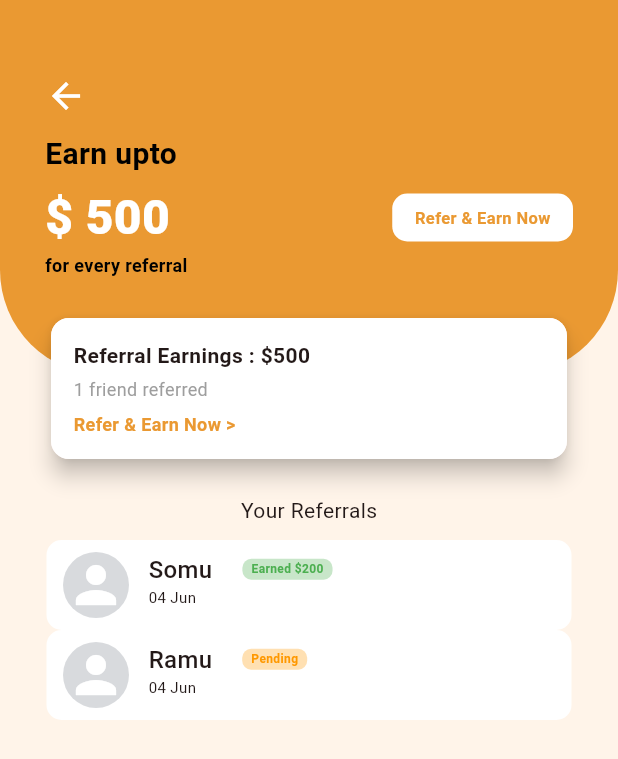
After one commit to KAVYAPUTTU/localSkillConnect, a Flutter app: the ReferalPage screen opened directly, on a phone screen of 412 x 824 dp. The commit adds this screen. Shown: the top 759 px of the screen. Run offline on Flutter 3.47's test engine with Material 3 defaults, Android fonts, the light colour scheme and no system bars; our stand-ins replace another_carousel_pro, smooth_page_indicator.

Commit message:
referal page

```diff
--- a/lib/Screens/Home/home_page.dart
+++ b/lib/Screens/Home/mainscreen/homepage/home_page.dart
@@ -1,5 +1,6 @@
 import 'package:another_carousel_pro/another_carousel_pro.dart';
 import 'package:flutter/material.dart';
+import 'package:localskillconnect/Screens/Home/mainscreen/homepage/referal_page.dart';
 import 'package:localskillconnect/Widgets/requests.dart';
 
 class HomePage extends StatelessWidget {
@@ -225,7 +226,9 @@ class HomePage extends StatelessWidget {
                 SizedBox(
                   height: 30,
                 ),
-                Container(
+                GestureDetector(
+                  onTap: ()=>Navigator.push(context, MaterialPageRoute(builder: (context)=>ReferalPage())),
+                  child: Container(
                     height: 70,
                     width: 350,
                     decoration: BoxDecoration(
@@ -277,6 +280,7 @@ class HomePage extends StatelessWidget {
                           ),
                         )
                       ],
+                    ),
                   ),
                 )
               ],
--- /dev/null
+++ b/lib/Screens/Home/mainscreen/homepage/referal_page.dart
@@ -0,0 +1,243 @@
+import 'package:flutter/material.dart';
+
+class ReferalPage extends StatelessWidget {
+  const ReferalPage({super.key});
+
+  @override
+  Widget build(BuildContext context) {
+    return Scaffold(
+      backgroundColor: const Color(0xFFFFF4E9), // Light background
+      body: SingleChildScrollView(
+        child: Column(
+          children: [
+            Stack(
+              clipBehavior: Clip.none,
+              children: [
+                Container(
+                  height: 250,
+                  width: double.infinity,
+                  decoration: BoxDecoration(
+                    color: Theme.of(context).colorScheme.primary,
+                    borderRadius: const BorderRadius.only(
+                      bottomLeft: Radius.circular(70),
+                      bottomRight: Radius.circular(70),
+                    ),
+                  ),
+                  child: Padding(
+                    padding:
+                        const EdgeInsets.only(top: 50, left: 30, right: 30),
+                    child: Column(
+                      crossAxisAlignment: CrossAxisAlignment.start,
+                      children: [
+                        GestureDetector(
+                          onTap: () => Navigator.pop(context),
+                          child: const Icon(Icons.arrow_back,
+                              size: 28, color: Colors.white),
+                        ),
+                        const SizedBox(height: 10),
+                        const Text(
+                          'Earn upto',
+                          style: TextStyle(
+                            color: Colors.black,
+                            fontSize: 20,
+                            fontWeight: FontWeight.w700,
+                          ),
+                        ),
+                        const SizedBox(height: 5),
+                        Row(
+                          children: [
+                            const Text(
+                              '\$ 500',
+                              style: TextStyle(
+                                color: Colors.white,
+                                fontSize: 32,
+                                fontWeight: FontWeight.w800,
+                              ),
+                            ),
+                            const Spacer(),
+                            Container(
+                              padding: const EdgeInsets.symmetric(
+                                  horizontal: 15, vertical: 8),
+                              decoration: BoxDecoration(
+                                color: Colors.white,
+                                borderRadius: BorderRadius.circular(10),
+                              ),
+                              child: Text(
+                                'Refer & Earn Now',
+                                style: TextStyle(
+                                  fontSize: 11,
+                                  color: Theme.of(context).colorScheme.primary,
+                                  fontWeight: FontWeight.w600,
+                                ),
+                              ),
+                            )
+                          ],
+                        ),
+                        const Text(
+                          'for every referral',
+                          style: TextStyle(
+                            color: Colors.black,
+                            fontSize: 12,
+                            fontWeight: FontWeight.w600,
+                          ),
+                        ),
+                      ],
+                    ),
+                  ),
+                ),
+                Positioned(
+                  bottom: -60,
+                  left: 30,
+                  right: 30,
+                  child: Card(
+                    elevation: 6,
+                    child: Container(
+                      padding: const EdgeInsets.all(15),
+                      decoration: BoxDecoration(
+                        color: Colors.white,
+                        borderRadius: BorderRadius.circular(12),
+                      ),
+                      child: Column(
+                        crossAxisAlignment: CrossAxisAlignment.start,
+                        children: [
+                          const Text(
+                            'Referral Earnings : \$500',
+                            style: TextStyle(
+                              fontWeight: FontWeight.w600,
+                              fontSize: 14,
+                            ),
+                          ),
+                          const SizedBox(height: 4),
+                          const Text(
+                            '1 friend referred',
+                            style: TextStyle(
+                              fontSize: 12,
+                              color: Colors.grey,
+                            ),
+                          ),
+                          const SizedBox(height: 6),
+                          Text(
+                            'Refer & Earn Now >',
+                            style: TextStyle(
+                              fontSize: 12,
+                              fontWeight: FontWeight.w600,
+                              color: Theme.of(context).colorScheme.primary,
+                            ),
+                          ),
+                        ],
+                      ),
+                    ),
+                  ),
+                ),
+              ],
+            ),
+            const SizedBox(height: 80),
+            Text('Your Referrals'),
+            SizedBox(
+              height: 10,
+            ),
+            ReferralTile(
+              name: 'Somu',
+              date: '04 Jun',
+              tagText: 'Earned \$200',
+              tagColor: Colors.green.shade100,
+              tagTextColor: Colors.green,
+            ),
+            ReferralTile(
+              name: 'Ramu',
+              date: '04 Jun',
+              tagText: 'Pending',
+              tagColor: Colors.orange.shade100,
+              tagTextColor: Colors.orange,
+            ),
+          ],
+        ),
+      ),
+    );
+  }
+}
+//cards
+
+class ReferralTile extends StatelessWidget {
+  final String name;
+  final String date;
+  final String tagText;
+  final Color tagColor;
+  final Color tagTextColor;
+
+  const ReferralTile({
+    super.key,
+    required this.name,
+    required this.date,
+    required this.tagText,
+    required this.tagColor,
+    required this.tagTextColor,
+  });
+
+  @override
+  Widget build(BuildContext context) {
+    return Container(
+      height: 60,
+      width: 350,
+      decoration: BoxDecoration(
+        color: Colors.white,
+        borderRadius: BorderRadius.circular(10),
+      ),
+      child: Padding(
+        padding: const EdgeInsets.all(8.0),
+        child: Row(
+          children: [
+            CircleAvatar(
+              radius: 25,
+              backgroundColor: Theme.of(context).colorScheme.tertiary,
+              child: const Icon(Icons.person, size: 40, color: Colors.white),
+            ),
+            const SizedBox(width: 10),
+            Column(
+              crossAxisAlignment: CrossAxisAlignment.start,
+              children: [
+                Row(
+                  children: [
+                    Text(
+                      name,
+                      style: const TextStyle(
+                        fontSize: 16,
+                        fontWeight: FontWeight.w500,
+                      ),
+                    ),
+                    const SizedBox(width: 20),
+                    Container(
+                      height: 14,
+                      padding: const EdgeInsets.symmetric(horizontal: 6),
+                      decoration: BoxDecoration(
+                        color: tagColor,
+                        borderRadius: BorderRadius.circular(6),
+                      ),
+                      child: Center(
+                        child: Text(
+                          tagText,
+                          style: TextStyle(
+                            color: tagTextColor,
+                            fontSize: 8,
+                            fontWeight: FontWeight.w600,
+                          ),
+                        ),
+                      ),
+                    ),
+                  ],
+                ),
+                Text(
+                  date,
+                  style: const TextStyle(
+                    fontSize: 10,
+                    fontWeight: FontWeight.w400,
+                  ),
+                ),
+              ],
+            )
+          ],
+        ),
+      ),
+    );
+  }
+}
--- a/lib/Screens/Home/main_screen.dart
+++ b/lib/Screens/Home/mainscreen/main_screen.dart
@@ -1,6 +1,6 @@
 import 'package:flutter/material.dart';
 import 'package:localskillconnect/Screens/Home/bookings_page.dart';
-import 'package:localskillconnect/Screens/Home/home_page.dart';
+import 'package:localskillconnect/Screens/Home/mainscreen/homepage/home_page.dart';
 import 'package:localskillconnect/Screens/Home/profile_page.dart';
 import 'package:localskillconnect/Screens/Home/wallet_page.dart';
 
--- a/lib/Screens/Home/sub_service_setup.dart
+++ b/lib/Screens/Home/sub_service_setup.dart
@@ -1,5 +1,5 @@
 import 'package:flutter/material.dart';
-import 'package:localskillconnect/Screens/Home/main_screen.dart';
+import 'package:localskillconnect/Screens/Home/mainscreen/main_screen.dart';
 import 'package:localskillconnect/Widgets/buttons.dart';
 
 class SubServiceSetup extends StatefulWidget {
--- a/lib/Screens/Login/login_page.dart
+++ b/lib/Screens/Login/login_page.dart
@@ -1,5 +1,4 @@
 import 'package:flutter/material.dart';
-import 'package:localskillconnect/Screens/Home/main_screen.dart';
 import 'package:localskillconnect/Screens/Home/sub_service_setup.dart';
 import 'package:localskillconnect/Widgets/buttons.dart';
 import 'package:localskillconnect/Widgets/input_fields.dart';
```
Lines whose indentation alone changed are shown as unchanged.
